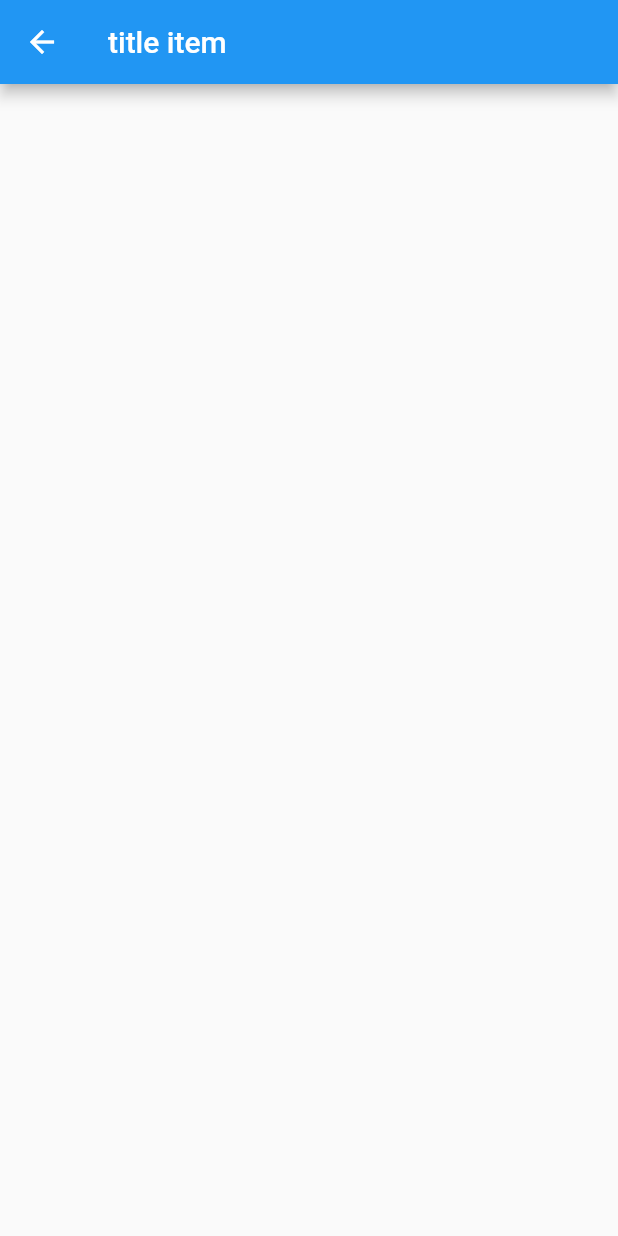
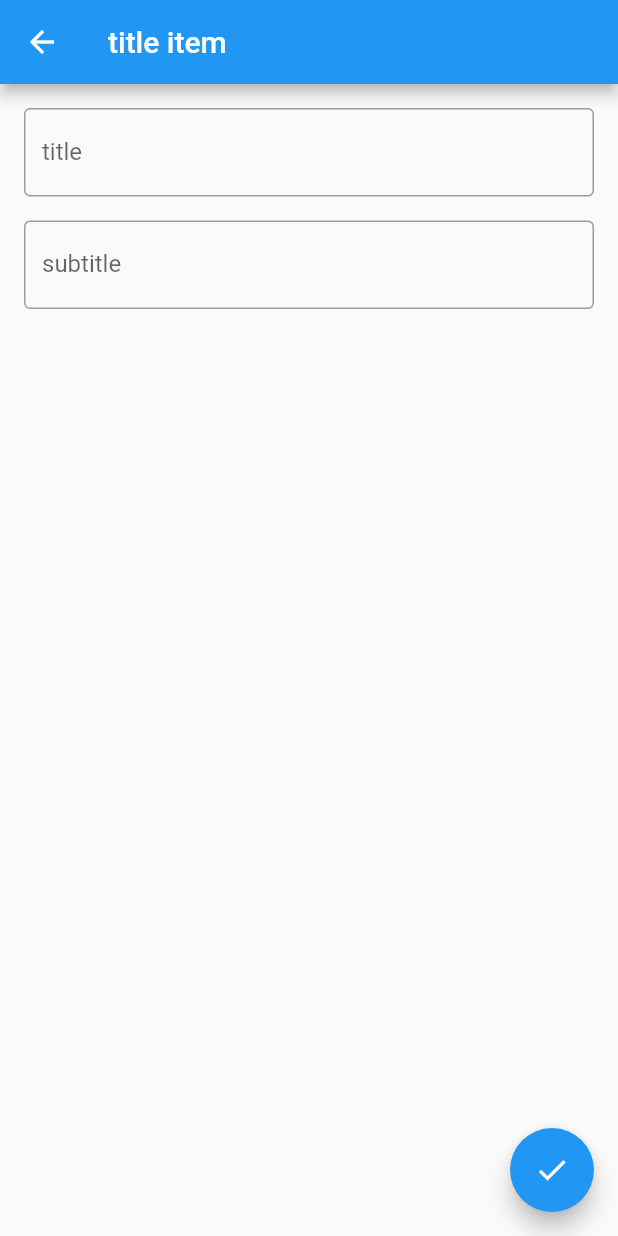
Before and after one commit to s-erfani/simple_todo_app, a Flutter app: the EditItemScreen screen opened by its route, on a phone screen of 412 x 824 dp. Run offline on Flutter 3.47's test engine with Material 2 defaults, Android fonts, the phone set to English and light mode, and no system bars.

Commit message:
+ edit_item_screen ui

```diff
--- a/lib/ui/edit_item_screen.dart
+++ b/lib/ui/edit_item_screen.dart
@@ -6,12 +6,33 @@ class EditItemScreen extends StatelessWidget {
   @override
   Widget build(BuildContext context) {
     return Scaffold(
+      floatingActionButton: FloatingActionButton(
+        child: Icon(Icons.check),
+        onPressed: () {
+          Navigator.pop(context);
+        },
+      ),
       appBar: AppBar(
         title: Text("title item"),
       ),
       body: Container(
+        margin: const EdgeInsets.all(16),
         child: Column(
-          children: [],
+          children: [
+            TextField(
+              decoration: InputDecoration(
+                labelText: "title",
+                border: OutlineInputBorder(),
+              ),
+            ),
+            const SizedBox(height: 16),
+            TextField(
+              decoration: InputDecoration(
+                labelText: "subtitle",
+                border: OutlineInputBorder(),
+              ),
+            ),
+          ],
         ),
       ),
     );
```
